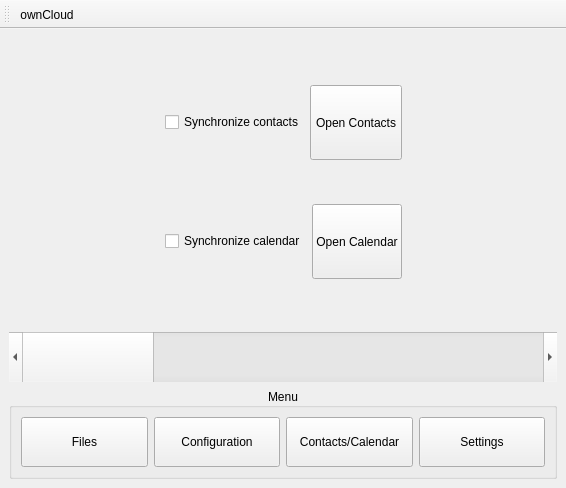
This is gui/PlACloud.ui in Riema/PlACloud as Qt 5 draws it before an edit. The edited form follows.
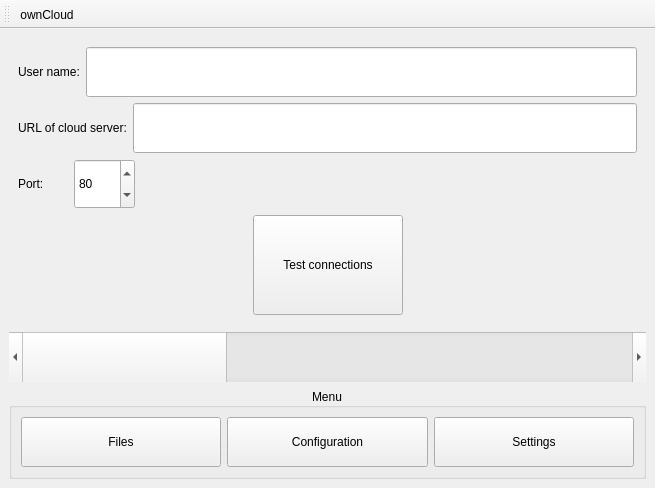
This is the edited form. Icons and pictures are not drawn.

Commit message: Adjust the GUI Delete the non used parts

Diff of the .ui file:
```diff
--- a/gui/PlACloud.ui
+++ b/gui/PlACloud.ui
@@ -6,7 +6,7 @@
    <rect>
     <x>0</x>
     <y>0</y>
-    <width>566</width>
+    <width>655</width>
     <height>488</height>
    </rect>
   </property>
@@ -173,106 +173,6 @@
         </item>
        </layout>
       </widget>
-      <widget class="QWidget" name="contactPage">
-       <layout class="QHBoxLayout" name="horizontalLayout_9">
-        <item>
-         <spacer name="horizontalSpacer_4">
-          <property name="orientation">
-           <enum>Qt::Horizontal</enum>
-          </property>
-          <property name="sizeHint" stdset="0">
-           <size>
-            <width>138</width>
-            <height>20</height>
-           </size>
-          </property>
-         </spacer>
-        </item>
-        <item>
-         <layout class="QVBoxLayout" name="verticalLayout_5">
-          <item>
-           <layout class="QHBoxLayout" name="horizontalLayout_8">
-            <item>
-             <widget class="QCheckBox" name="contactCheckBox">
-              <property name="minimumSize">
-               <size>
-                <width>50</width>
-                <height>50</height>
-               </size>
-              </property>
-              <property name="text">
-               <string>Synchronize contacts</string>
-              </property>
-             </widget>
-            </item>
-            <item>
-             <widget class="QPushButton" name="contactButton_2">
-              <property name="minimumSize">
-               <size>
-                <width>75</width>
-                <height>75</height>
-               </size>
-              </property>
-              <property name="text">
-               <string>Open Contacts</string>
-              </property>
-             </widget>
-            </item>
-           </layout>
-          </item>
-          <item>
-           <layout class="QHBoxLayout" name="horizontalLayout_4">
-            <item>
-             <widget class="QCheckBox" name="calendarCheckBox">
-              <property name="minimumSize">
-               <size>
-                <width>50</width>
-                <height>50</height>
-               </size>
-              </property>
-              <property name="text">
-               <string>Synchronize calendar</string>
-              </property>
-              <property name="iconSize">
-               <size>
-                <width>50</width>
-                <height>50</height>
-               </size>
-              </property>
-             </widget>
-            </item>
-            <item>
-             <widget class="QPushButton" name="calendarButton">
-              <property name="minimumSize">
-               <size>
-                <width>75</width>
-                <height>75</height>
-               </size>
-              </property>
-              <property name="text">
-               <string>Open Calendar</string>
-              </property>
-             </widget>
-            </item>
-           </layout>
-          </item>
-         </layout>
-        </item>
-        <item>
-         <spacer name="horizontalSpacer_3">
-          <property name="orientation">
-           <enum>Qt::Horizontal</enum>
-          </property>
-          <property name="sizeHint" stdset="0">
-           <size>
-            <width>138</width>
-            <height>20</height>
-           </size>
-          </property>
-         </spacer>
-        </item>
-       </layout>
-      </widget>
       <widget class="QWidget" name="setPage">
        <layout class="QVBoxLayout" name="verticalLayout_6">
         <item>
@@ -449,7 +349,7 @@
        </size>
       </property>
       <property name="maximum">
-       <number>3</number>
+       <number>2</number>
       </property>
       <property name="pageStep">
        <number>1</number>
@@ -521,28 +421,6 @@
          </property>
         </widget>
        </item>
-       <item>
-        <widget class="QPushButton" name="contactButton">
-         <property name="sizePolicy">
-          <sizepolicy hsizetype="MinimumExpanding" vsizetype="MinimumExpanding">
-           <horstretch>0</horstretch>
-           <verstretch>0</verstretch>
-          </sizepolicy>
-         </property>
-         <property name="minimumSize">
-          <size>
-           <width>50</width>
-           <height>50</height>
-          </size>
-         </property>
-         <property name="text">
-          <string>Contacts/Calendar</string>
-         </property>
-         <property name="flat">
-          <bool>false</bool>
-         </property>
-        </widget>
-       </item>
        <item>
         <widget class="QPushButton" name="settingsButton">
          <property name="sizePolicy">
```
Left out of the diff: 8 changed lines with no effect on the pictures. The commit also changes 2 other files.
